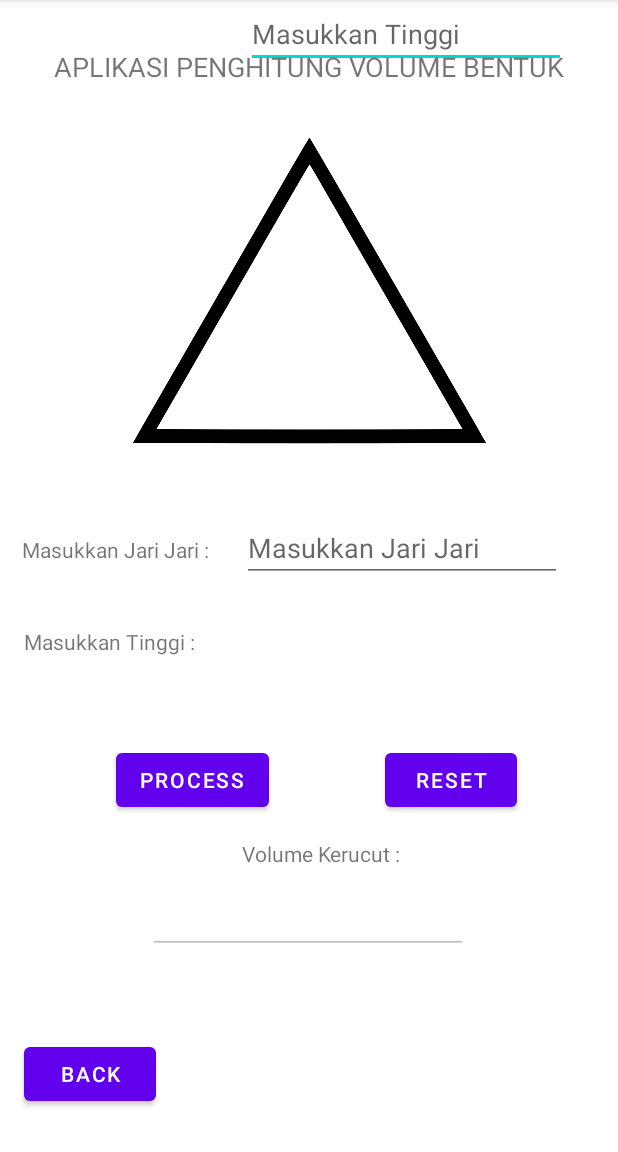
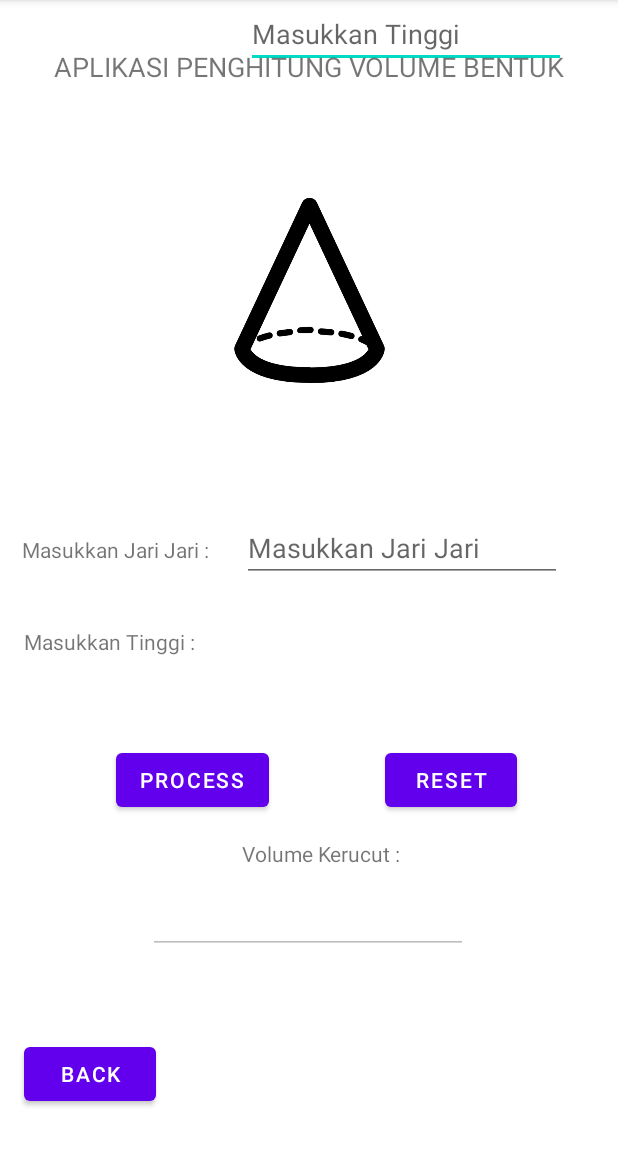
Before and after one commit to michaelh17/ShapeVolume, an Android app: the KerucutPage screen opened directly, with no data from a screen before it, on a phone screen of 412 x 824 dp, the part 84-1236 px from its top. Run offline under Robolectric (Android 15) with nearby library versions, the phone set to English and light mode, and no system bars.

Commit message:
refactor segitigapage to KerucutPage

```diff
--- a/app/src/main/AndroidManifest.xml
+++ b/app/src/main/AndroidManifest.xml
@@ -14,7 +14,7 @@
         android:theme="@style/Theme.AplikasiPenghitungBentuk"
         tools:targetApi="31">
         <activity
-            android:name=".SegitigaPage"
+            android:name=".KerucutPage"
             android:exported="false" />
         <activity
             android:name=".KubusPage"
--- a/app/src/main/java/com/mobile/example/aplikasipenghitungbentuk/SegitigaPage.java
+++ b/app/src/main/java/com/mobile/example/aplikasipenghitungbentuk/KerucutPage.java
@@ -7,7 +7,7 @@ import android.widget.Button;
 import android.widget.EditText;
 import android.widget.Toast;
 
-public class SegitigaPage extends AppCompatActivity {
+public class KerucutPage extends AppCompatActivity {
     EditText  jarijari,tinggi,result;
     Button  processButton,resetButton, backButton;
 
@@ -42,9 +42,9 @@ public class SegitigaPage extends AppCompatActivity {
             else{
                 String jarijari1 = jarijari.getText().toString();
                 String tinggi1 = tinggi.getText().toString();
-                Integer alasSegitiga = Integer.parseInt(jarijari);
-                Integer tinggiSegitiga = Integer.parseInt(tinggi1);
-                float hasil = VolumeKerucut(alasSegitiga,tinggiSegitiga);
+                Integer jariKerucut = Integer.parseInt(jarijari1);
+                Integer tinggiKerucut = Integer.parseInt(tinggi1);
+                double hasil = VolumeKerucut(jariKerucut,tinggiKerucut);
                 result.setText(String.valueOf(hasil));
             }
         });
@@ -63,10 +63,7 @@ public class SegitigaPage extends AppCompatActivity {
         });
 
     }
-    private float VolumeKerucut(Integer r , Integer t){
-        return 1/3 * 3.14 * r * r * t ;
-
-
+    private double VolumeKerucut(Integer r , Integer t){
+        return (1/3) * 3.14 * r * r * t ;
     }
     }
-}
--- a/app/src/main/java/com/mobile/example/aplikasipenghitungbentuk/MainActivity.java
+++ b/app/src/main/java/com/mobile/example/aplikasipenghitungbentuk/MainActivity.java
@@ -32,8 +32,10 @@ public class MainActivity extends AppCompatActivity {
                 finish();
             }
 
-            else{
-
+            else if (selection.equals("Kerucut")){
+                Intent intent = new Intent(this,KerucutPage.class);
+                startActivity(intent);
+                finish();
             }
         });
     }
--- a/app/src/main/res/layout/activity_segitiga_page.xml
+++ b/app/src/main/res/layout/activity_segitiga_page.xml
@@ -4,7 +4,7 @@
     xmlns:tools="http://schemas.android.com/tools"
     android:layout_width="match_parent"
     android:layout_height="match_parent"
-    tools:context=".SegitigaPage">
+    tools:context=".KerucutPage">
 
     <TextView
         android:id="@+id/textView4"
@@ -63,7 +63,7 @@
         app:layout_constraintEnd_toEndOf="parent"
         app:layout_constraintStart_toStartOf="parent"
         app:layout_constraintTop_toBottomOf="@+id/textView"
-        app:srcCompat="@drawable/segitiga" />
+        app:srcCompat="@drawable/kerucut" />
 
     <Button
         android:id="@+id/processButton"
```
Also changed, not shown: app/src/main/res/drawable/kerucut.png (added), app/src/main/res/drawable/segitiga.png (deleted).
